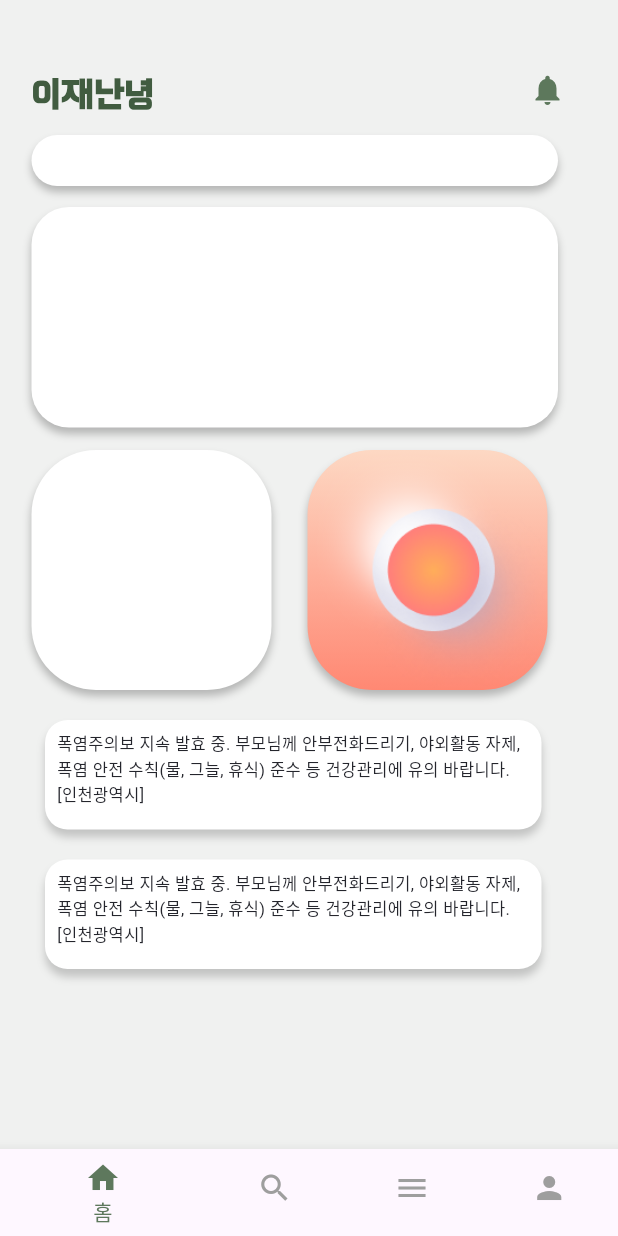
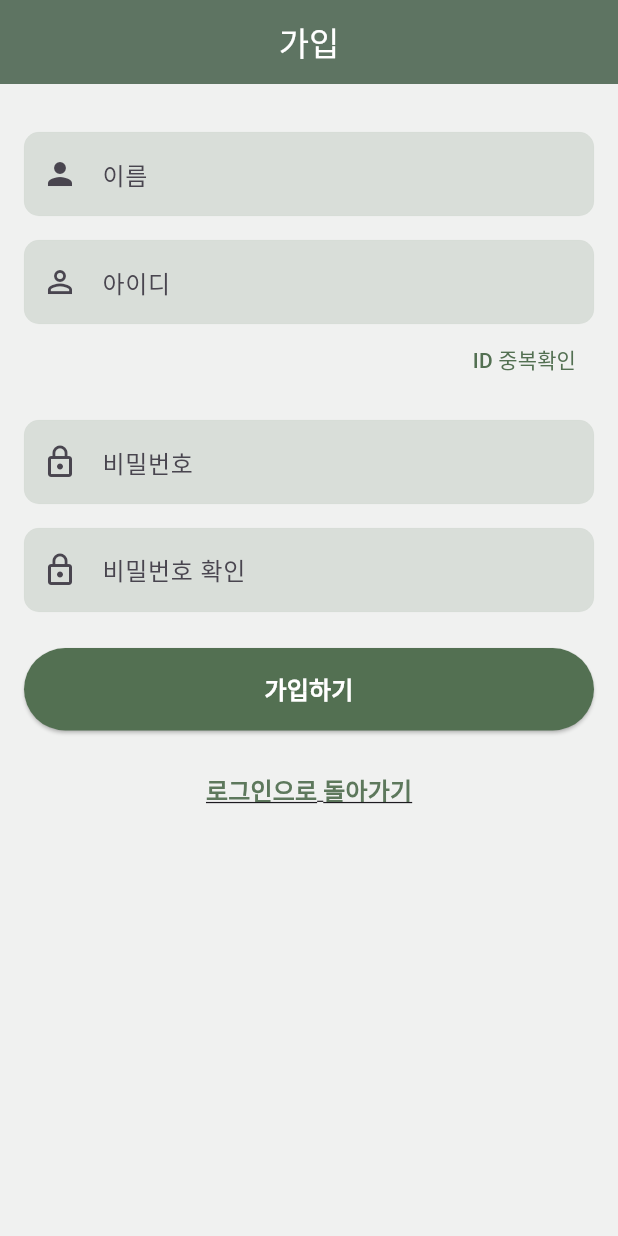
Before and after one commit to teamPKLL/pro_max_ject, a Flutter app: the screen it shows after launch, on a phone screen of 412 x 824 dp. Run offline on Flutter 3.47's test engine with Material 3 defaults, Android fonts, the phone set to English and light mode, and no system bars; our stand-ins replace firebase_core; accounts and stored records are empty; Roboto replaces fonts that are missing (Lexend Deca).

Commit message:
2024.08.04 로그인 마무리 & 메인
로그인에서 가입화면 만들음
큰 지도 화면 만들음
메인 화면 마무리

```diff
--- /dev/null
+++ b/lib/signup.dart
@@ -0,0 +1,150 @@
+import 'package:flutter/material.dart';
+
+void main() {
+  runApp(const SignUp()); // 회원가입 창
+}
+
+class SignUp extends StatelessWidget {
+  const SignUp({super.key});
+
+  @override
+  Widget build(BuildContext context) {
+    return MaterialApp(
+      debugShowCheckedModeBanner: false,
+      home: Scaffold(
+        appBar: AppBar(
+          title: const Text(
+            '가입',
+            style: TextStyle(
+              color: Colors.white,
+            ),
+          ),
+          backgroundColor: const Color(0xEF537052),
+          centerTitle: true,
+          elevation: 4,
+        ),
+        backgroundColor: const Color(0xFFF0F1F0),
+        body: SingleChildScrollView(
+          child: Padding(
+            padding: const EdgeInsets.all(16.0),
+            child: Column(
+              crossAxisAlignment: CrossAxisAlignment.stretch,
+              children: [
+                const SizedBox(height: 16), // AppBar와의 간격
+                // 이름 입력 필드
+                const TextField(
+                  decoration: InputDecoration(
+                    labelText: '이름',
+                    fillColor: Color(0xFFD9DED9),
+                    filled: true,
+                    border: OutlineInputBorder(),
+                    prefixIcon: Icon(Icons.person),
+                    enabledBorder: OutlineInputBorder(
+                      borderRadius: BorderRadius.all(Radius.circular(10.0)),
+                      borderSide: BorderSide(width: 0, color: Color(0x07658064)),
+                    ),
+                  ),
+                ),
+                const SizedBox(height: 16), // 간격
+                // 아이디 입력 필드
+                const TextField(
+                  decoration: InputDecoration(
+                    labelText: '아이디',
+                    fillColor: Color(0xFFD9DED9),
+                    filled: true,
+                    border: OutlineInputBorder(),
+                    prefixIcon: Icon(Icons.perm_identity),
+                    enabledBorder: OutlineInputBorder(
+                      borderRadius: BorderRadius.all(Radius.circular(10.0)),
+                      borderSide: BorderSide(width: 0, color: Color(0x07658064)),
+                    ),
+                  ),
+                ),
+                // 아이디 중복 확인 버튼
+                Align(
+                  alignment: Alignment.centerRight,
+                  child: TextButton(
+                    onPressed: () {
+                      // 아이디 중복 확인 로직 구현
+                    },
+                    child: const Text(
+                      'ID 중복확인',
+                      style: TextStyle(color: Color(0xFF537052)),
+                    ),
+                  ),
+                ),
+                const SizedBox(height: 16), // 간격
+                // 비밀번호 입력 필드
+                const TextField(
+                  decoration: InputDecoration(
+                    labelText: '비밀번호',
+                    fillColor: Color(0xFFD9DED9),
+                    filled: true,
+                    border: OutlineInputBorder(),
+                    prefixIcon: Icon(Icons.lock_outline),
+                    enabledBorder: OutlineInputBorder(
+                      borderRadius: BorderRadius.all(Radius.circular(10.0)),
+                      borderSide: BorderSide(width: 0, color: Color(0x07658064)),
+                    ),
+                  ),
+                  obscureText: true,
+                ),
+                const SizedBox(height: 16), // 간격
+                // 비밀번호 확인 필드
+                const TextField(
+                  decoration: InputDecoration(
+                    labelText: '비밀번호 확인',
+                    fillColor: Color(0xFFD9DED9),
+                    filled: true,
+                    border: OutlineInputBorder(),
+                    prefixIcon: Icon(Icons.lock_outline),
+                    enabledBorder: OutlineInputBorder(
+                      borderRadius: BorderRadius.all(Radius.circular(10.0)),
+                      borderSide: BorderSide(width: 0, color: Color(0x07658064)),
+                    ),
+                  ),
+                  obscureText: true,
+                ),
+                const SizedBox(height: 24), // 버튼과 입력 필드 사이의 간격
+                // 계정 생성 버튼
+                ElevatedButton(
+                  onPressed: () {
+                    // 계정 생성 로직 구현
+                  },
+                  style: ButtonStyle(
+                    backgroundColor: MaterialStateProperty.all(const Color(0xFF537052)),
+                  ),
+                  child: const Padding(
+                    padding: EdgeInsets.symmetric(vertical: 16),
+                    child: Text(
+                      '가입하기',
+                      style: TextStyle(
+                        fontSize: 16,
+                        fontWeight: FontWeight.bold,
+                        color: Colors.white,
+                      ),
+                    ),
+                  ),
+                ),
+                const SizedBox(height: 16), // 하단 여백
+                TextButton(  // 비밀번호 찾기 버튼
+                  onPressed: () {},
+                  child: Text(
+                    '로그인으로 돌아가기',
+                    style: TextStyle(
+                      fontSize: 16,
+                      decoration: TextDecoration.underline,
+                      fontWeight: FontWeight.bold,
+                      color: Color(0xEF537052),
+                    ),
+                  ),
+                ),
+
+              ],
+            ),
+          ),
+        ),
+      ),
+    );
+  }
+}
--- a/lib/widgetmain.dart
+++ b/lib/widgetmain.dart
@@ -4,7 +4,7 @@ import 'package:pro_max_ject/main.dart';
 
 class FigmaToCodeApp extends StatelessWidget {
   const FigmaToCodeApp({super.key});
-
+/////////////////// 메인 화면 ////////////////////
   @override
   Widget build(BuildContext context) {
     return MaterialApp(
@@ -354,6 +354,8 @@ class _MainState extends State<Main> {
           ),
         ],
       ),
+
+      //////////// 하단 네비게이션 바 부분 ///////////////////////
       bottomNavigationBar: BottomNavigationBar(
         backgroundColor: Colors.white, // 하단 네비게이션 바의 배경색
         selectedItemColor: Color(0xEF537052), // 선택된 아이템의 색상
--- a/pubspec.yaml
+++ b/pubspec.yaml
@@ -30,6 +30,7 @@ environment:
 dependencies:
   flutter:
     sdk: flutter
+#    google_maps_flutter: ^2.2.0
 
 
 
```
Also changed, not shown: lib/main.dart (+23 -7 lines), lib/map.dart (+165 -261 lines).
